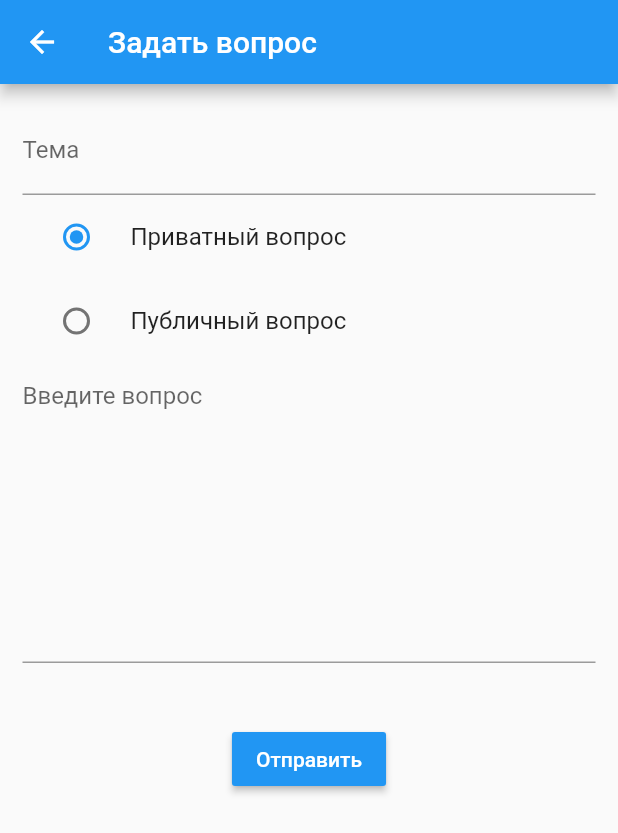
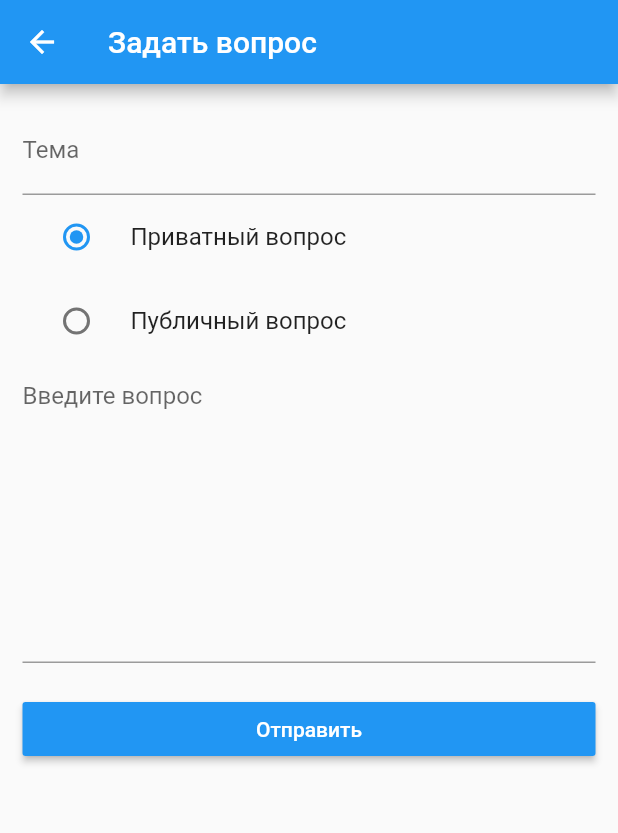
Before and after one commit to yerzhant/askimam, a Flutter app: the NewQuestionPage screen opened directly, on a phone screen of 412 x 824 dp. Shown: the top 833 px of the screen. Run offline on Flutter 3.47's test engine with Material 2 defaults, Android fonts, the phone set to English and light mode, and no system bars; our stand-ins replace cloud_firestore, firebase_auth, firebase_core, firebase_messaging, firebase_storage, flutter_linkify and 3 more; missing offline and left inert: algolia, clipboard, flutter_sound, linkify; accounts and stored records are empty.

Commit message:
Expand button

```diff
--- a/lib/user/new_question.dart
+++ b/lib/user/new_question.dart
@@ -109,8 +109,10 @@ class _NewQuestionPageState extends State<NewQuestionPage> {
                   ),
                 ),
               ),
-              SizedBox(height: 40),
-              RaisedButton(
+              SizedBox(height: 20),
+              SizedBox(
+                width: double.infinity,
+                child: RaisedButton(
                   color: Theme.of(context).primaryColor,
                   textColor: Colors.white,
                   child: Text(AppLocalizations.of(context).send),
@@ -138,6 +140,7 @@ class _NewQuestionPageState extends State<NewQuestionPage> {
                       }
                     }
                   },
+                ),
               ),
             ],
           ),
```
Lines whose indentation alone changed are shown as unchanged.
